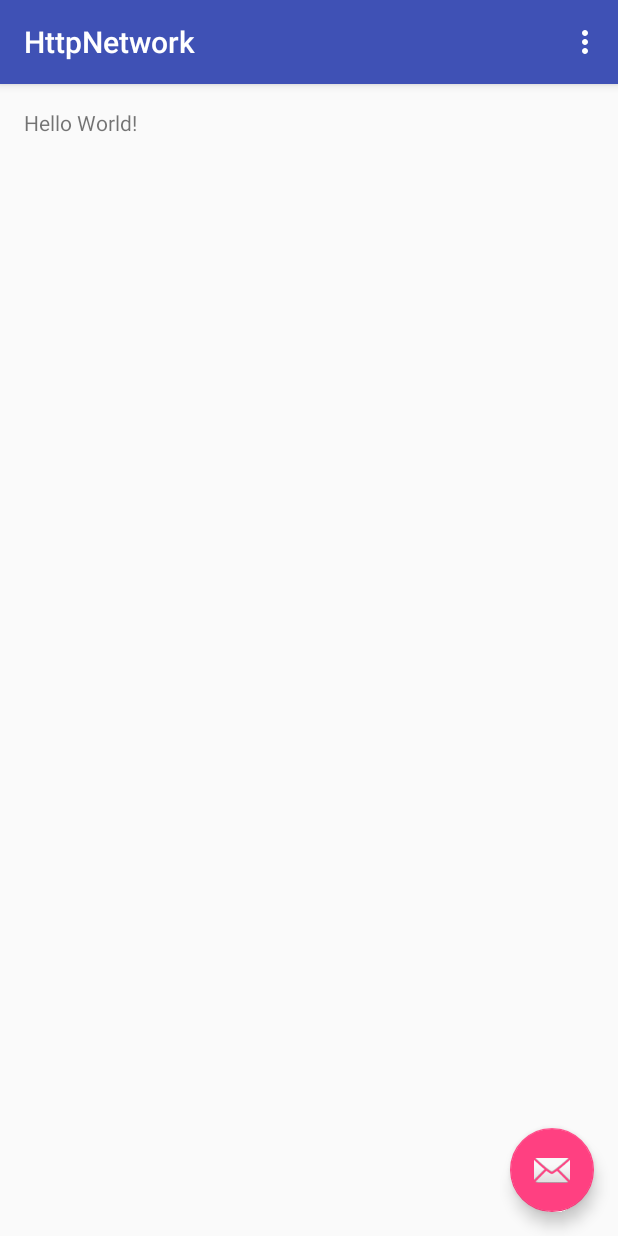
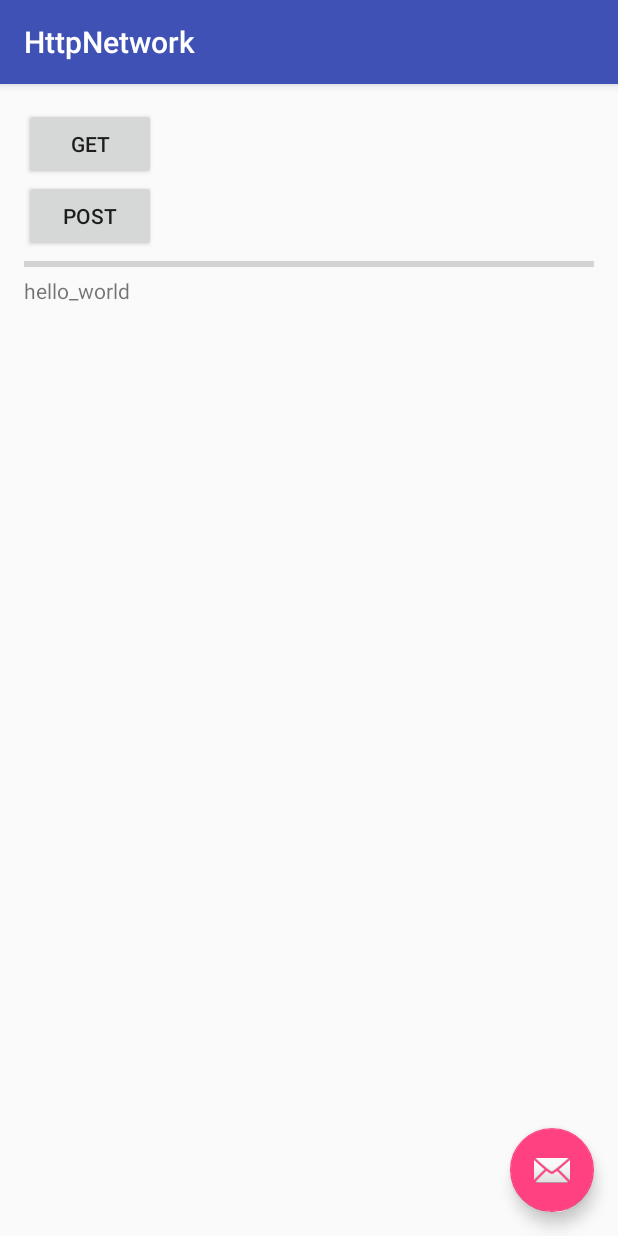
Before and after one commit to show111-zz/HttpNetwork, an Android app: the screen it shows after launch (MainActivity), on a phone screen of 412 x 824 dp. Run offline under Robolectric (Android 15) with nearby library versions, the phone set to English and light mode, and no system bars; libraries missing offline, so code that uses them is left out: com.zhy.http.

Commit message:
commit get and post request

```diff
--- a/app/build.gradle
+++ b/app/build.gradle
@@ -24,4 +24,6 @@ dependencies {
     testCompile 'junit:junit:4.12'
     compile 'com.android.support:appcompat-v7:23.3.0'
     compile 'com.android.support:design:23.3.0'
+    compile 'com.zhy:okhttputils:2.4.1'
+    compile 'com.google.code.gson:gson:2.2.4'
 }
--- a/app/src/main/AndroidManifest.xml
+++ b/app/src/main/AndroidManifest.xml
@@ -1,6 +1,8 @@
 <?xml version="1.0" encoding="utf-8"?>
 <manifest xmlns:android="http://schemas.android.com/apk/res/android"
     package="com.show.series.httpnetwork">
+
+    <uses-permission android:name="android.permission.INTERNET"/>
 
     <application
         android:allowBackup="true"
--- a/app/src/main/res/layout/content_main.xml
+++ b/app/src/main/res/layout/content_main.xml
@@ -12,9 +12,35 @@
     tools:context="com.show.series.httpnetwork.MainActivity"
     tools:showIn="@layout/activity_main">
 
-    <TextView
+    <Button
+        android:id="@+id/get_btn"
         android:layout_width="wrap_content"
         android:layout_height="wrap_content"
-        android:text="Hello World!" />
+        android:text="Get"
+        android:onClick="getHtml"/>
+
+    <Button
+        android:id="@+id/post_btn"
+        android:layout_width="wrap_content"
+        android:layout_height="wrap_content"
+        android:text="post"
+        android:layout_below="@id/get_btn"
+        android:onClick="postHtml"/>
+
+
+    <ProgressBar
+        android:id="@+id/id_progress"
+        style="?android:attr/progressBarStyleHorizontal"
+        android:layout_width="match_parent"
+        android:layout_height="wrap_content"
+        android:layout_below="@id/post_btn"/>
+
+    <TextView
+        android:id="@+id/id_textview"
+        android:layout_width="wrap_content"
+        android:layout_height="wrap_content"
+        android:text="hello_world"
+        android:layout_below="@id/id_progress"/>
+
 
 </RelativeLayout>
```
Also changed, not shown: app/src/main/java/com/show/series/httpnetwork/HttpApplication.java (added, +19 -0 lines), app/src/main/java/com/show/series/httpnetwork/MainActivity.java (+78 -16 lines), app/src/main/java/com/show/series/httpnetwork/OkHttpUtils.java (added, +127 -0 lines), 1 other file.
